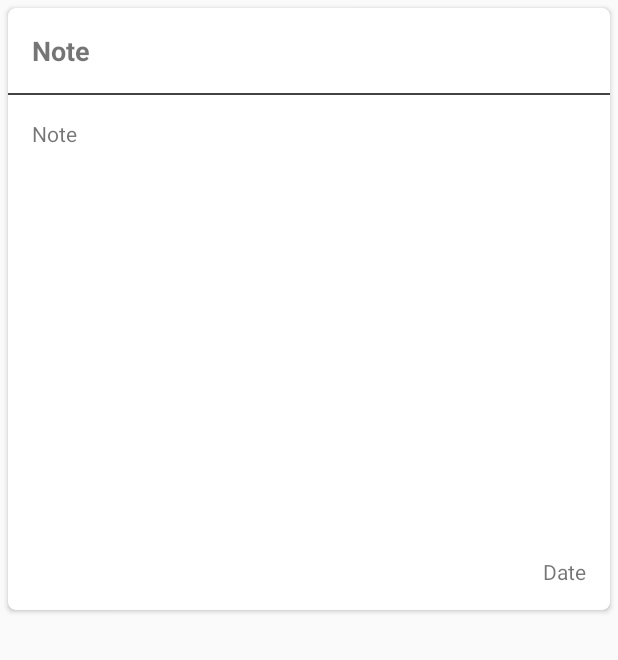
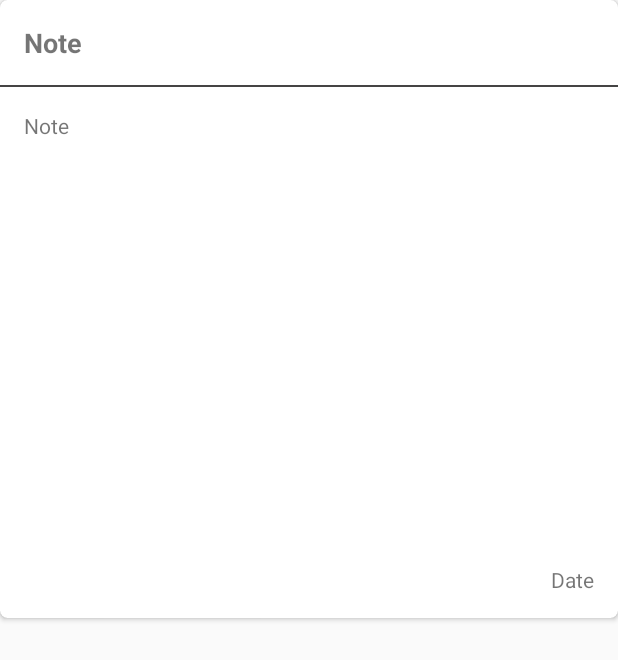
Before and after one commit to Cyberbob315/Note, an Android app: the layout item_note_main.xml on its own in the app's theme, with its tools: preview values and no code run, on a phone screen of 412 x 824 dp. Shown: the top 660 px of the screen. Run offline under Robolectric (Android 15) with nearby library versions, the phone set to English and light mode, and no system bars.

Commit message:
-Fixing and optimizing app

```diff
--- a/app/src/main/java/nhannt/note/base/BaseActivity.java
+++ b/app/src/main/java/nhannt/note/base/BaseActivity.java
@@ -6,7 +6,7 @@ import android.os.Bundle;
 import android.support.v7.widget.Toolbar;
 
 import nhannt.note.R;
-import nhannt.note.listener.OnBackPressedListener;
+import nhannt.note.interfaces.OnBackPressedListener;
 
 public abstract class BaseActivity extends AppCompatActivity {
 
--- a/app/src/main/java/nhannt/note/base/BaseFragment.java
+++ b/app/src/main/java/nhannt/note/base/BaseFragment.java
@@ -49,7 +49,7 @@ import nhannt.note.adapter.ImageAdapter;
 import nhannt.note.database.NoteDatabase;
 import nhannt.note.database.dao.ImageHelper;
 import nhannt.note.database.dao.NoteHelper;
-import nhannt.note.listener.OnBackPressedListener;
+import nhannt.note.interfaces.OnBackPressedListener;
 import nhannt.note.model.Note;
 import nhannt.note.receiver.AlarmReceiver;
 import nhannt.note.utils.Common;
--- /dev/null
+++ b/app/src/main/java/nhannt/note/base/SquareCardView.java
@@ -0,0 +1,30 @@
+package nhannt.note.base;
+
+import android.content.Context;
+import android.support.v7.widget.CardView;
+import android.util.AttributeSet;
+
+/**
+ * Created by nhannt on 24/02/2017.
+ * A Square card view
+ */
+
+public class SquareCardView extends CardView {
+
+    public SquareCardView(Context context) {
+        super(context);
+    }
+
+    public SquareCardView(Context context, AttributeSet attrs) {
+        super(context, attrs);
+    }
+
+    public SquareCardView(Context context, AttributeSet attrs, int defStyleAttr) {
+        super(context, attrs, defStyleAttr);
+    }
+
+    @Override
+    protected void onMeasure(int widthMeasureSpec, int heightMeasureSpec) {
+        super.onMeasure(widthMeasureSpec, widthMeasureSpec);
+    }
+}
--- a/app/src/main/java/nhannt/note/database/dao/ImageHelper.java
+++ b/app/src/main/java/nhannt/note/database/dao/ImageHelper.java
@@ -7,7 +7,7 @@ import android.database.Cursor;
 import java.util.ArrayList;
 import java.util.List;
 
-import nhannt.note.base.IDAOHandle;
+import nhannt.note.interfaces.IDAOHandle;
 import nhannt.note.database.NoteDatabase;
 
 /**
--- a/app/src/main/java/nhannt/note/database/dao/NoteHelper.java
+++ b/app/src/main/java/nhannt/note/database/dao/NoteHelper.java
@@ -7,7 +7,7 @@ import android.database.Cursor;
 import java.util.ArrayList;
 import java.util.List;
 
-import nhannt.note.base.IDAOHandle;
+import nhannt.note.interfaces.IDAOHandle;
 import nhannt.note.database.NoteDatabase;
 import nhannt.note.model.Note;
 
--- a/app/src/main/java/nhannt/note/base/IDAOHandle.java
+++ b/app/src/main/java/nhannt/note/interfaces/IDAOHandle.java
@@ -1,4 +1,4 @@
-package nhannt.note.base;
+package nhannt.note.interfaces;
 
 import java.util.List;
 
--- a/app/src/main/java/nhannt/note/listener/OnBackPressedListener.java
+++ b/app/src/main/java/nhannt/note/interfaces/OnBackPressedListener.java
@@ -1,4 +1,4 @@
-package nhannt.note.listener;
+package nhannt.note.interfaces;
 
 /**
  * Created by nhannt on 2/21/17.
--- a/app/src/main/res/layout/item_note_main.xml
+++ b/app/src/main/res/layout/item_note_main.xml
@@ -1,70 +1,65 @@
 <?xml version="1.0" encoding="utf-8"?>
-<nhannt.note.base.SquareRelativeLayout xmlns:android="http://schemas.android.com/apk/res/android"
-    android:layout_width="match_parent"
-    android:layout_height="match_parent"
-    xmlns:app="http://schemas.android.com/apk/res-auto"
-    android:orientation="vertical">
 
-    <android.support.v7.widget.CardView
+<nhannt.note.base.SquareCardView xmlns:android="http://schemas.android.com/apk/res/android"
+    xmlns:card_view="http://schemas.android.com/apk/res-auto"
     android:id="@+id/card_view_note"
     android:layout_width="match_parent"
     android:layout_height="match_parent"
-        android:layout_margin="5dp"
-        app:elevation="10dp"
-        app:cardCornerRadius="5dp">
+    card_view:cardCornerRadius="5dp"
+    card_view:elevation="10dp">
+
     <RelativeLayout
         android:layout_width="match_parent"
         android:layout_height="match_parent">
 
         <TextView
             android:id="@+id/tv_title_note_item"
-                android:text="@string/app_name"
-                android:textStyle="bold"
-                android:textSize="@dimen/text_size_big"
-                android:maxLines="1"
-                android:layout_marginTop="@dimen/activity_vertical_margin"
             android:layout_width="match_parent"
             android:layout_height="wrap_content"
+            android:layout_marginTop="@dimen/activity_vertical_margin"
+            android:maxLines="1"
             android:paddingLeft="@dimen/activity_horizontal_margin"
-                android:paddingRight="@dimen/activity_horizontal_margin"/>
+            android:paddingRight="@dimen/activity_horizontal_margin"
+            android:text="@string/app_name"
+            android:textSize="@dimen/text_size_big"
+            android:textStyle="bold" />
 
         <TextView
             android:id="@+id/tv_seperate"
-                android:background="@color/black"
             android:layout_width="match_parent"
+            android:layout_height="1dp"
             android:layout_below="@+id/tv_title_note_item"
             android:layout_marginTop="@dimen/activity_vertical_margin"
-                android:layout_height="1dp" />
+            android:background="@color/black" />
 
         <TextView
             android:id="@+id/tv_content_note_item"
-                android:layout_marginTop="@dimen/activity_vertical_margin"
-                android:layout_marginBottom="@dimen/activity_vertical_margin"
-                android:paddingLeft="@dimen/activity_horizontal_margin"
-                android:text="@string/app_name"
-                android:paddingRight="@dimen/activity_horizontal_margin"
-                android:layout_below="@id/tv_seperate"
             android:layout_width="match_parent"
             android:layout_height="match_parent"
-                android:layout_above="@+id/tv_date_time_item" />
+            android:layout_above="@+id/tv_date_time_item"
+            android:layout_below="@id/tv_seperate"
+            android:layout_marginBottom="@dimen/activity_vertical_margin"
+            android:layout_marginTop="@dimen/activity_vertical_margin"
+            android:paddingLeft="@dimen/activity_horizontal_margin"
+            android:paddingRight="@dimen/activity_horizontal_margin"
+            android:text="@string/app_name" />
 
         <TextView
             android:id="@+id/tv_date_time_item"
-                android:text="@string/date"
             android:layout_width="wrap_content"
             android:layout_height="wrap_content"
             android:layout_alignParentBottom="true"
             android:layout_alignParentEnd="true"
             android:layout_marginBottom="@dimen/activity_vertical_margin"
+            android:paddingEnd="@dimen/activity_horizontal_margin"
             android:paddingStart="1dp"
-                android:paddingEnd="@dimen/activity_horizontal_margin"
+            android:text="@string/date"
             android:textSize="@dimen/text_size_normal" />
+
         <ImageView
             android:layout_width="match_parent"
             android:layout_height="match_parent"
-                android:background="?attr/selectableItemBackground"/>
+            android:background="?attr/selectableItemBackground" />
     </RelativeLayout>
 
-    </android.support.v7.widget.CardView>
-
-</nhannt.note.base.SquareRelativeLayout>
+</nhannt.note.base.SquareCardView>
```
Lines whose indentation alone changed are shown as unchanged.
